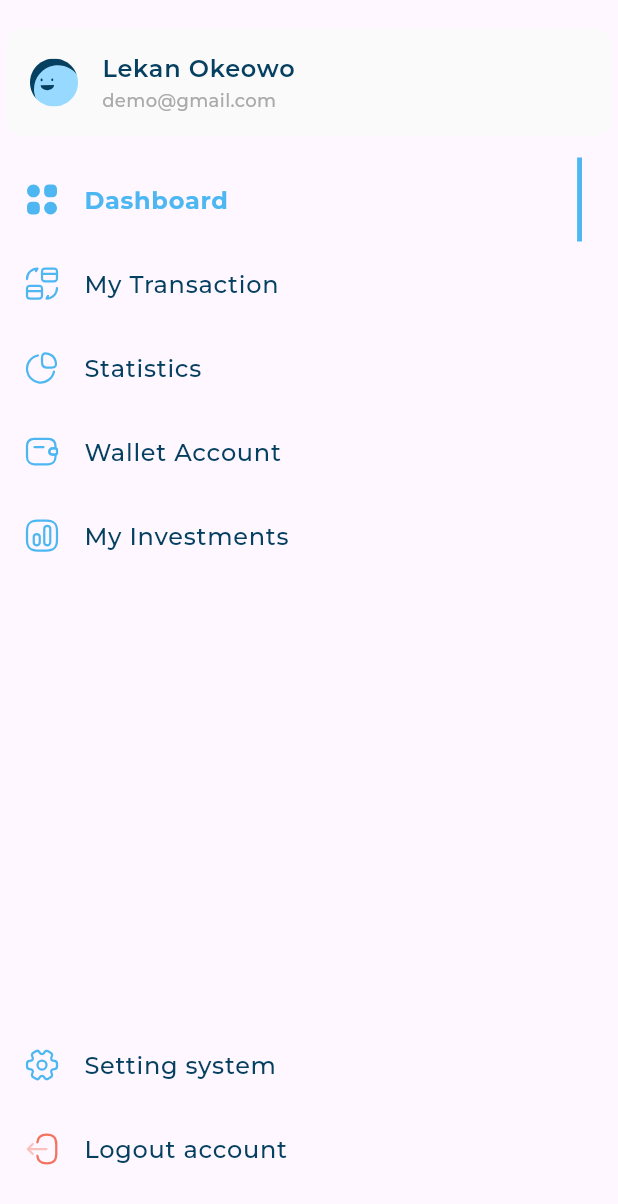
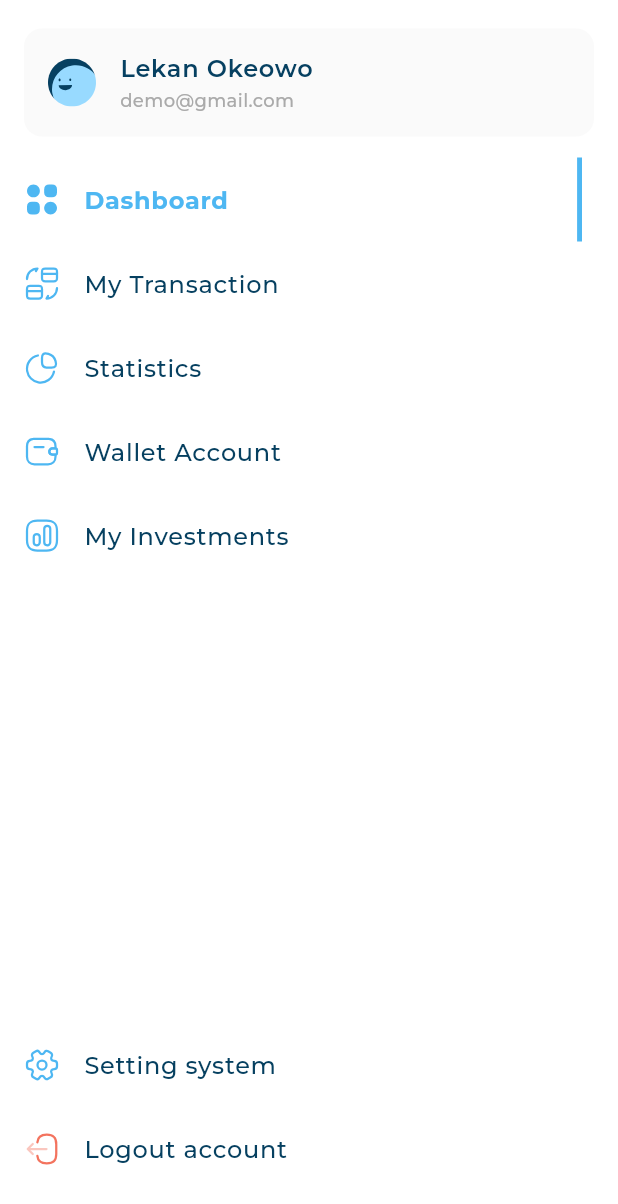
Before and after one commit to NazeeraAlkhoury/responsive_dash_board, a Flutter app: the CustomDrawer widget shown alone on an empty page, opened directly, on a phone screen of 412 x 824 dp. Shown: the top 1204 px of the screen. Run offline on Flutter 3.47's test engine with Material 3 defaults, Android fonts, the phone set to English and light mode, and no system bars; our stand-ins replace flutter_svg; project files that could hold a hidden picture were left out.

Commit message:
Update CustomDrawer with background color

```diff
--- a/lib/widgets/custom_drawer.dart
+++ b/lib/widgets/custom_drawer.dart
@@ -2,6 +2,7 @@ import 'package:flutter/material.dart';
 import 'package:responsive_dash_board/core/models/drawer_item_model.dart';
 import 'package:responsive_dash_board/core/models/user_info_model.dart';
 import 'package:responsive_dash_board/core/utils/app_assest_image.dart';
+import 'package:responsive_dash_board/core/utils/app_colors.dart';
 import 'package:responsive_dash_board/widgets/custom_drawer_item.dart';
 import 'package:responsive_dash_board/widgets/custom_user_info_list_tile.dart';
 import 'package:responsive_dash_board/widgets/drawer_list.dart';
@@ -13,20 +14,25 @@ class CustomDrawer extends StatelessWidget {
 
   @override
   Widget build(BuildContext context) {
-    return const CustomScrollView(
+    return CustomScrollView(
       slivers: [
         SliverFillRemaining(
           hasScrollBody: false,
-          child: Column(
+          child: Container(
+            color: AppColors.containerBackgroundColor,
+            child: const Column(
               children: [
                 SizedBox(
                   height: 15,
                 ),
-              CustomUserInfoListTile(
+                Padding(
+                  padding: EdgeInsets.symmetric(horizontal: 12),
+                  child: CustomUserInfoListTile(
                     userInfoModel: UserInfoModel(
                       image: AppImageAssets.avatar_3,
                       name: 'Lekan Okeowo',
                       email: 'demo@gmail.com',
+                    ),
                   ),
                 ),
                 SizedBox(
@@ -58,6 +64,7 @@ class CustomDrawer extends StatelessWidget {
               ],
             ),
           ),
+        ),
       ],
     );
   }
```
Lines whose indentation alone changed are shown as unchanged.
